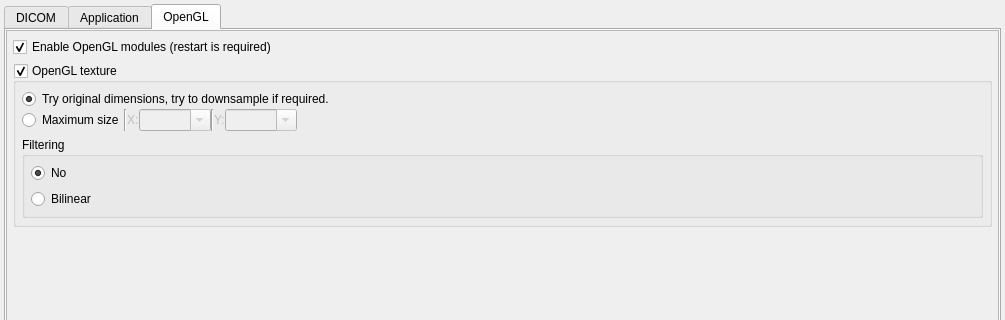
First picture: the form in GUI/settingswidget.ui, repository AlizaMedicalImaging/AlizaMS, before the edit; both pictures show x 0 to 1005 and y 0 to 320 of the 1005 by 620 pixel window.
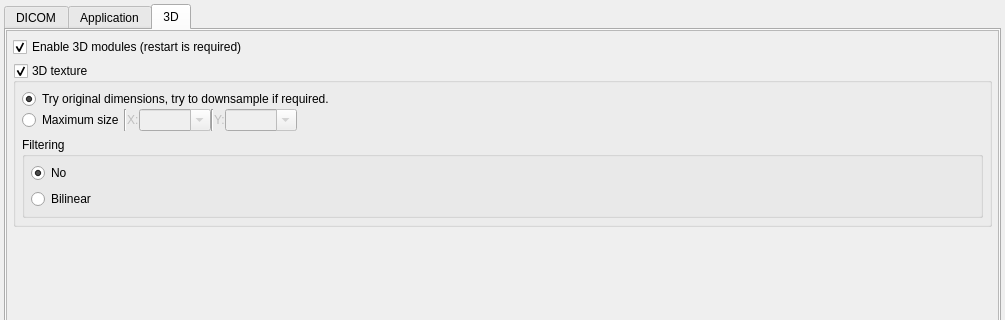
Second picture: the form after the edit. The open tabs and pages were chosen to show the change.

```diff
--- a/GUI/settingswidget.ui
+++ b/GUI/settingswidget.ui
@@ -650,7 +650,7 @@
      </widget>
      <widget class="QWidget" name="tab3">
       <attribute name="title">
-       <string>OpenGL</string>
+       <string>3D</string>
       </attribute>
       <layout class="QVBoxLayout" name="verticalLayout_9">
        <property name="margin">
@@ -686,7 +686,7 @@
               <bool>false</bool>
              </property>
              <property name="text">
-              <string>Enable OpenGL modules (restart is required)</string>
+              <string>Enable 3D modules (restart is required)</string>
              </property>
              <property name="checked">
               <bool>true</bool>
@@ -702,7 +702,7 @@
               </sizepolicy>
              </property>
              <property name="title">
-              <string>OpenGL texture</string>
+              <string>3D texture</string>
              </property>
              <property name="checkable">
               <bool>true</bool>
```
